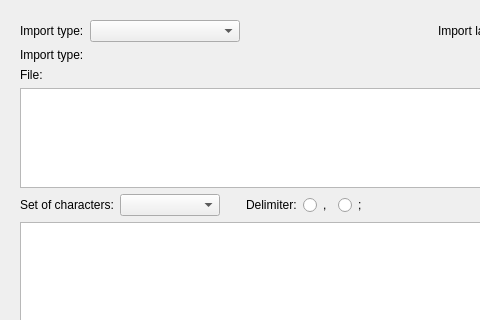
This is ui/csv2pg.ui in Giswater/giswater_qgis_plugin as Qt 5 draws it before an edit; both pictures show x 0 to 480 and y 0 to 320 of the 680 by 652 pixel window. The edited form follows.
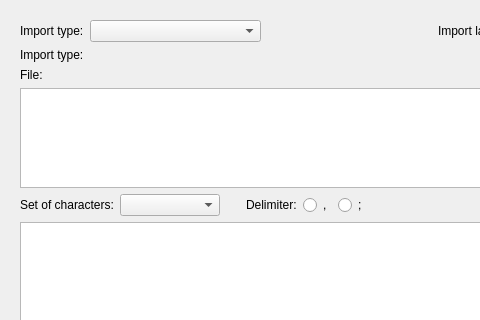
This is the edited form.

Commit message: change csv function

The edit to the form file:
```diff
--- a/ui/csv2pg.ui
+++ b/ui/csv2pg.ui
@@ -87,7 +87,7 @@
         <item>
          <widget class="QComboBox" name="cmb_import_type">
           <property name="sizePolicy">
-           <sizepolicy hsizetype="Expanding" vsizetype="Fixed">
+           <sizepolicy hsizetype="MinimumExpanding" vsizetype="Fixed">
             <horstretch>0</horstretch>
             <verstretch>0</verstretch>
            </sizepolicy>
@@ -100,7 +100,7 @@
           </property>
           <property name="maximumSize">
            <size>
-            <width>150</width>
+            <width>16777215</width>
             <height>16777215</height>
            </size>
           </property>
```
The commit also changes 2 other files.
